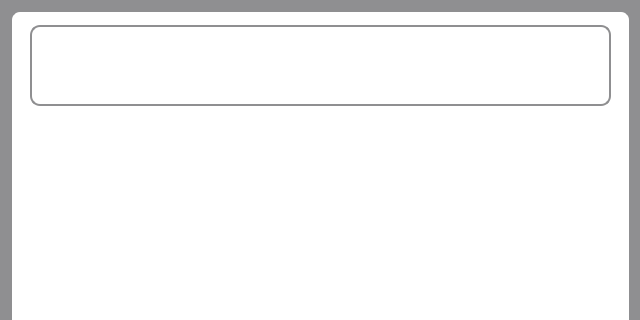
This is src/main/resources/ui/default/learnWindow.ui in pkristof1999/Szakdolgozat as Qt 5 draws it before an edit; both pictures show x 0 to 640 and y 0 to 320 of the 640 by 472 pixel window. The edited form follows.
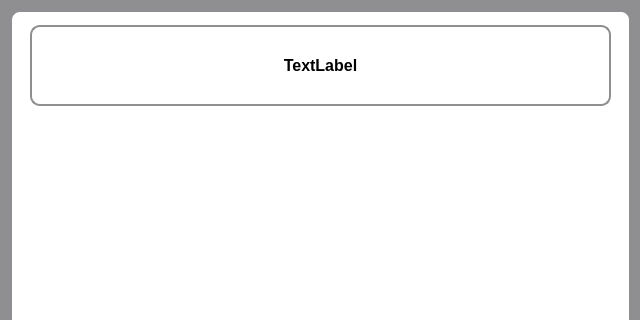
This is the edited form.

Commit message: Hiba javítása abban az esetben, ha újratöltjük valamelyik tanulós oldalt.

```diff
--- a/src/main/resources/ui/default/learnWindow.ui
+++ b/src/main/resources/ui/default/learnWindow.ui
@@ -109,9 +109,17 @@
        <height>81</height>
       </rect>
      </property>
+     <property name="styleSheet">
+      <string notr="true">* {
+	color: black;
+}</string>
+     </property>
      <property name="text">
       <string>TextLabel</string>
      </property>
+    <property name="alignment">
+      <set>Qt::AlignCenter</set>
+     </property>
     </widget>
     <widget class="QLabel" name="contentLabel">
      <property name="geometry">
```
The commit also changes 2 other files.
